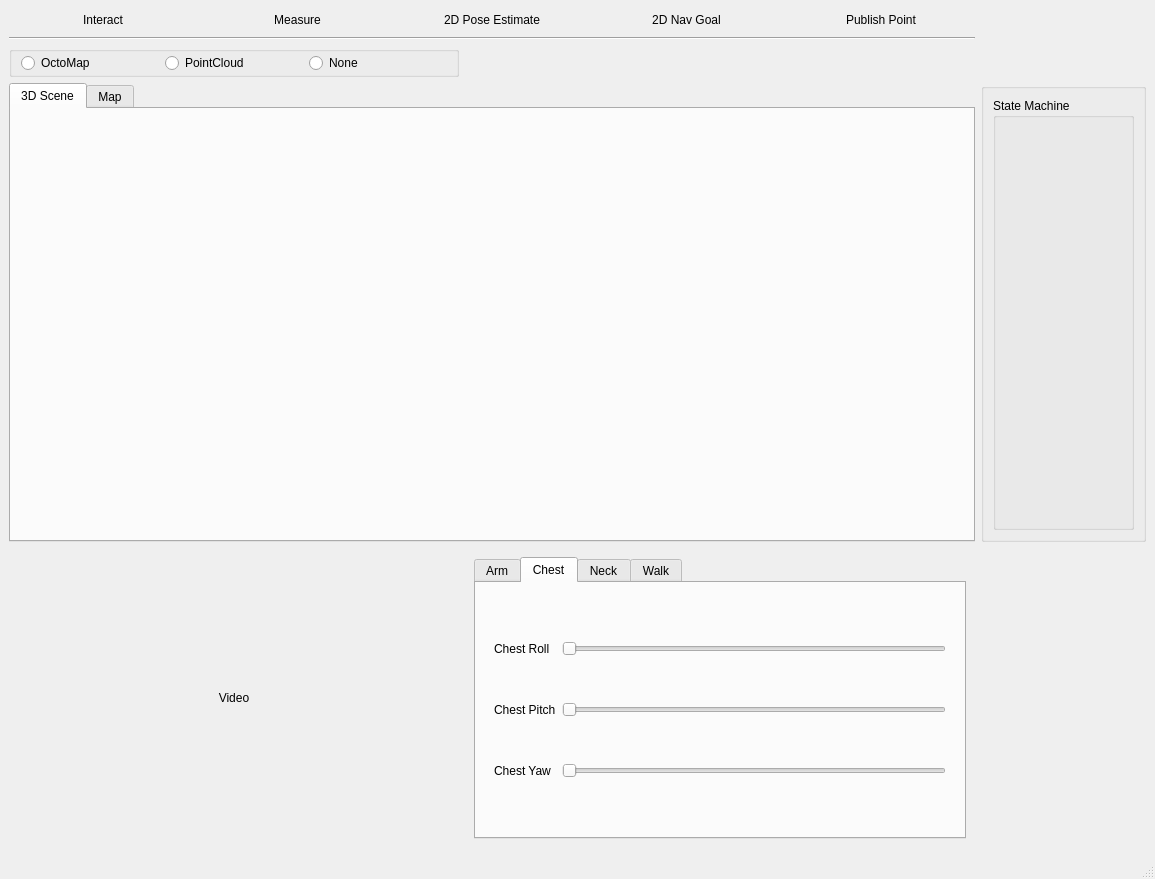
Before: the Qt Designer form val_gui/src/val_gui.ui in WPI-Humanoid-Robotics-Lab/tough, drawn with Qt 5.
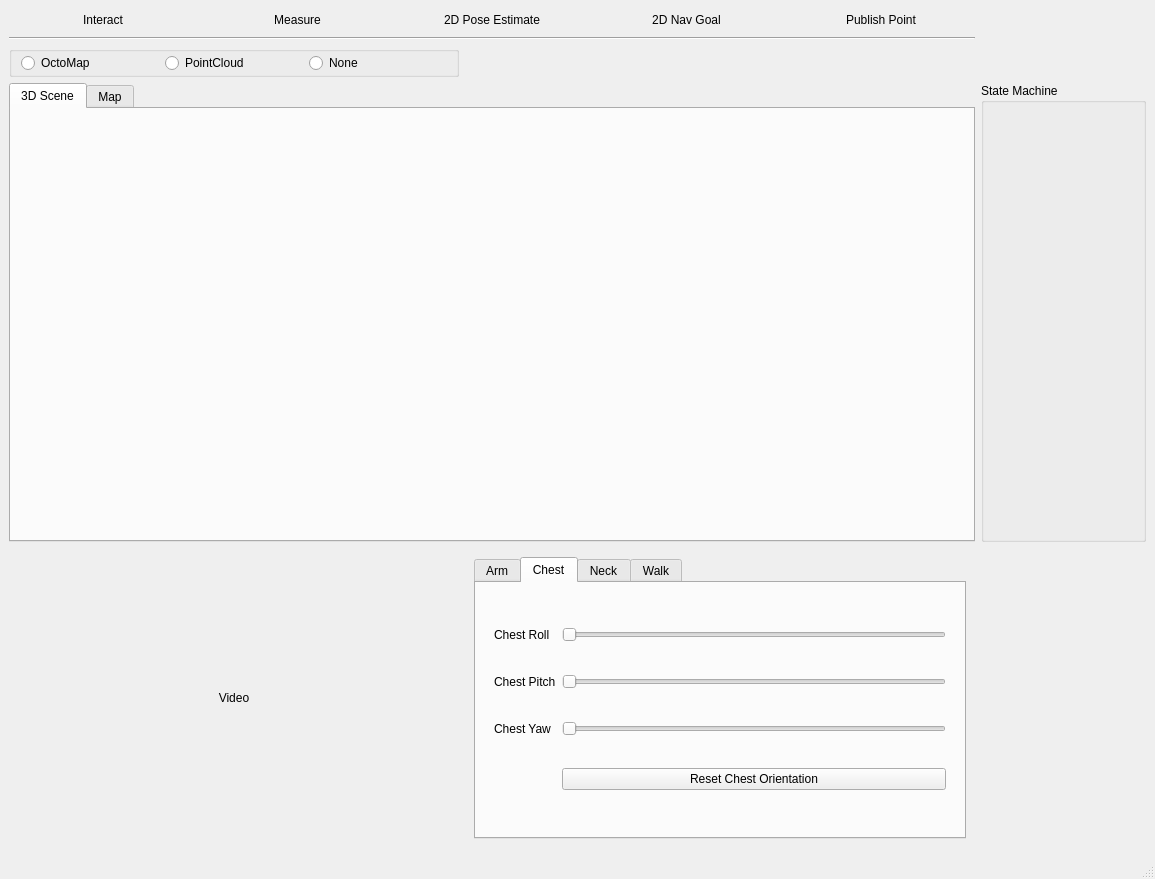
After: the same form once the commit is applied. The open tabs and pages were chosen to show the change.

Patch:
```diff
--- a/val_gui/src/val_gui.ui
+++ b/val_gui/src/val_gui.ui
@@ -99,17 +99,9 @@
        </size>
       </property>
       <property name="title">
-       <string/>
+       <string>State Machine</string>
       </property>
-      <layout class="QHBoxLayout" name="horizontalLayout_9">
-       <item>
-        <widget class="QGroupBox" name="groupBox_3">
-         <property name="title">
-          <string>State Machine</string>
-         </property>
-        </widget>
-       </item>
-      </layout>
+      <layout class="QHBoxLayout" name="horizontalLayout_9"/>
      </widget>
     </item>
     <item row="1" column="0" colspan="2">
@@ -503,6 +495,13 @@
                 </property>
                </widget>
               </item>
+              <item row="3" column="1">
+               <widget class="QPushButton" name="btnChestReset">
+                <property name="text">
+                 <string>Reset Chest Orientation</string>
+                </property>
+               </widget>
+              </item>
              </layout>
             </widget>
            </item>
```
Left out of the diff: 21 changed lines with no effect on the pictures.
